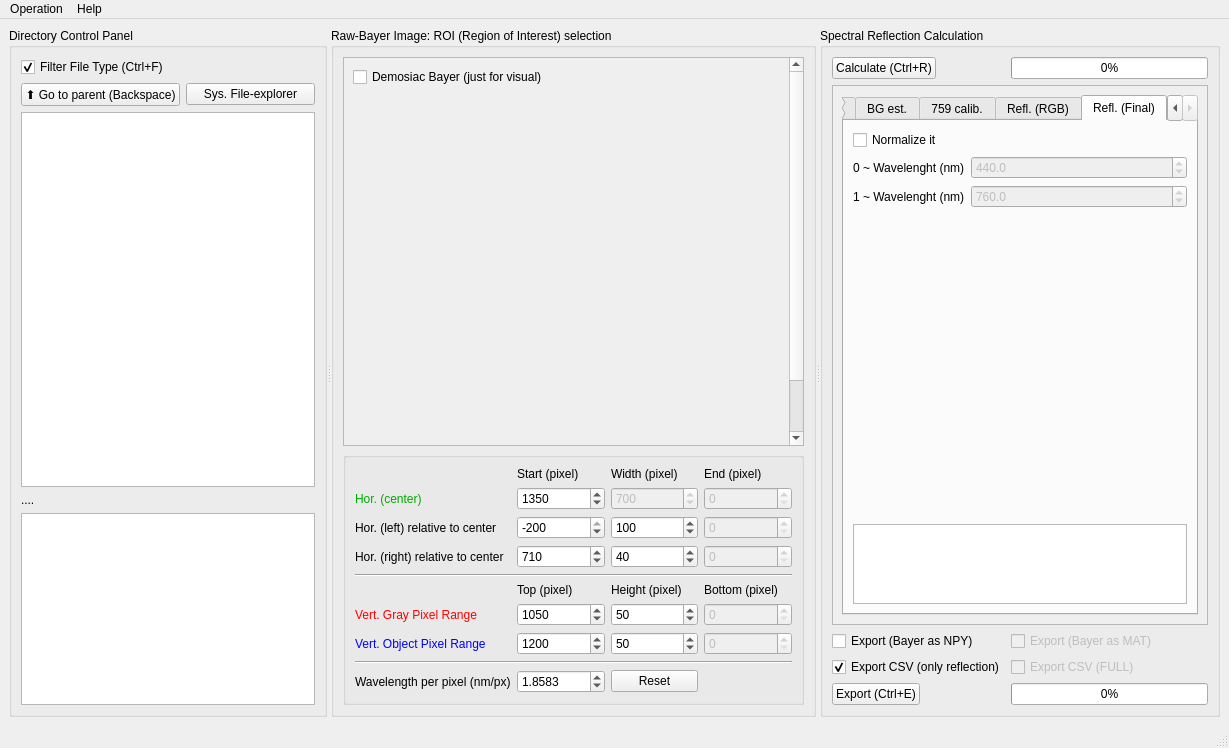
This is UI/UI_Mainwindow.ui in garid3000/bps_spectrometer_gui as Qt 5 draws it before an edit. The edited form follows.
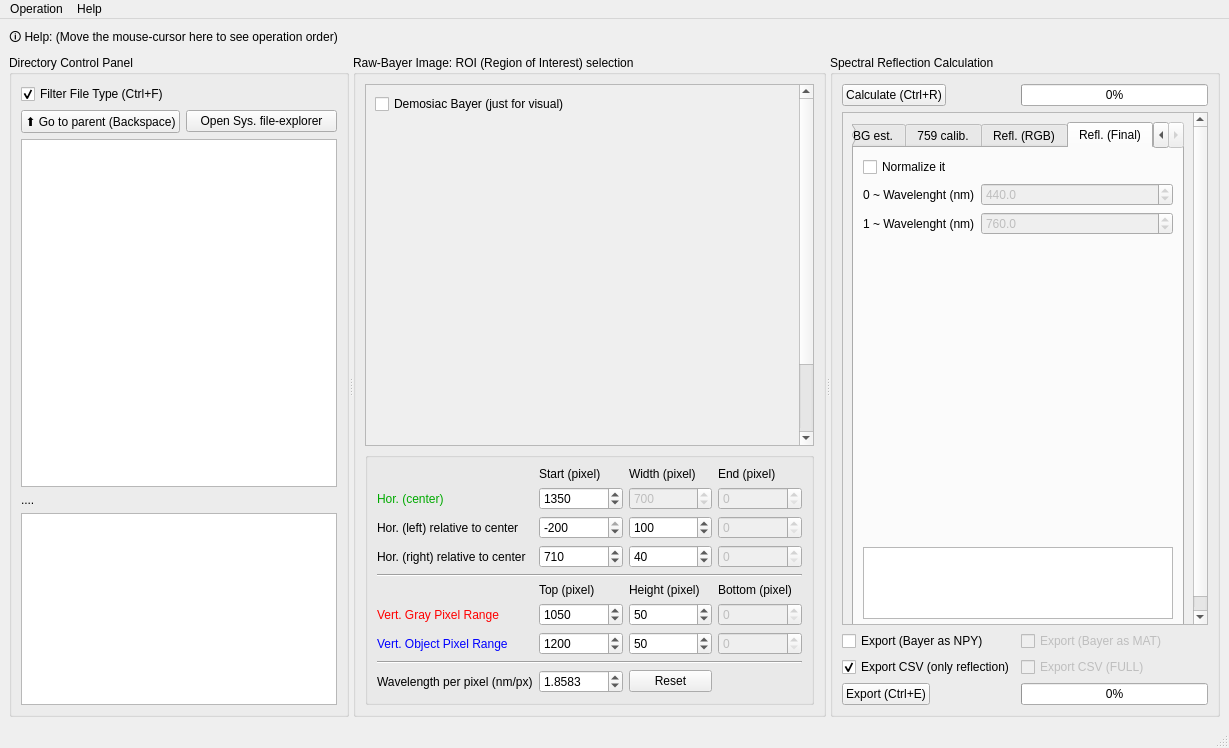
This is the edited form. Icons and pictures are not drawn. Custom widgets are drawn as their Qt base class.

Commit message: Main operation order tooltip

```diff
--- a/UI/UI_Mainwindow.ui
+++ b/UI/UI_Mainwindow.ui
@@ -15,8 +15,24 @@
   </property>
   <widget class="QWidget" name="centralwidget">
    <layout class="QVBoxLayout" name="verticalLayout_3">
+    <item>
+     <widget class="QLabel" name="label">
+      <property name="toolTip">
+       <string>&lt;html&gt;&lt;head/&gt;&lt;body&gt;&lt;p&gt;&lt;img src=&quot;:/newPrefix/MAIN_howto.png&quot;/&gt;&lt;/p&gt;&lt;/body&gt;&lt;/html&gt;</string>
+      </property>
+      <property name="text">
+       <string>🛈 Help: (Move the mouse-cursor here to see operation order)</string>
+      </property>
+     </widget>
+    </item>
     <item>
      <widget class="QSplitter" name="splitter">
+      <property name="sizePolicy">
+       <sizepolicy hsizetype="Expanding" vsizetype="Expanding">
+        <horstretch>0</horstretch>
+        <verstretch>0</verstretch>
+       </sizepolicy>
+      </property>
       <property name="orientation">
        <enum>Qt::Horizontal</enum>
       </property>
@@ -107,7 +123,7 @@
            <item row="1" column="1">
             <widget class="QPushButton" name="pb_system_file_explorer">
              <property name="text">
-              <string>Sys. File-explorer</string>
+              <string>Open Sys. file-explorer</string>
              </property>
             </widget>
            </item>
@@ -131,7 +147,7 @@
             <rect>
              <x>0</x>
              <y>0</y>
-             <width>446</width>
+             <width>449</width>
              <height>450</height>
             </rect>
            </property>
@@ -667,8 +683,8 @@
             <rect>
              <x>0</x>
              <y>0</y>
-             <width>363</width>
-             <height>539</height>
+             <width>350</width>
+             <height>525</height>
             </rect>
            </property>
            <layout class="QVBoxLayout" name="verticalLayout_8">
```
Left out of the diff: 2 changed lines with no effect on the pictures. The commit also changes 4 other files.
